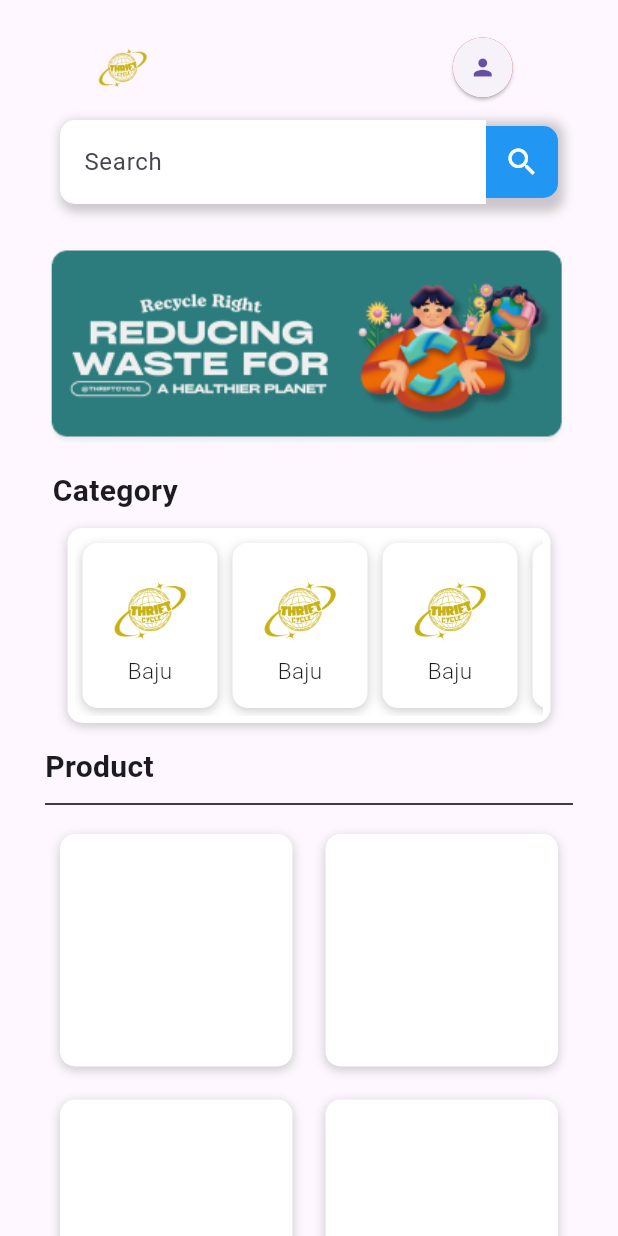
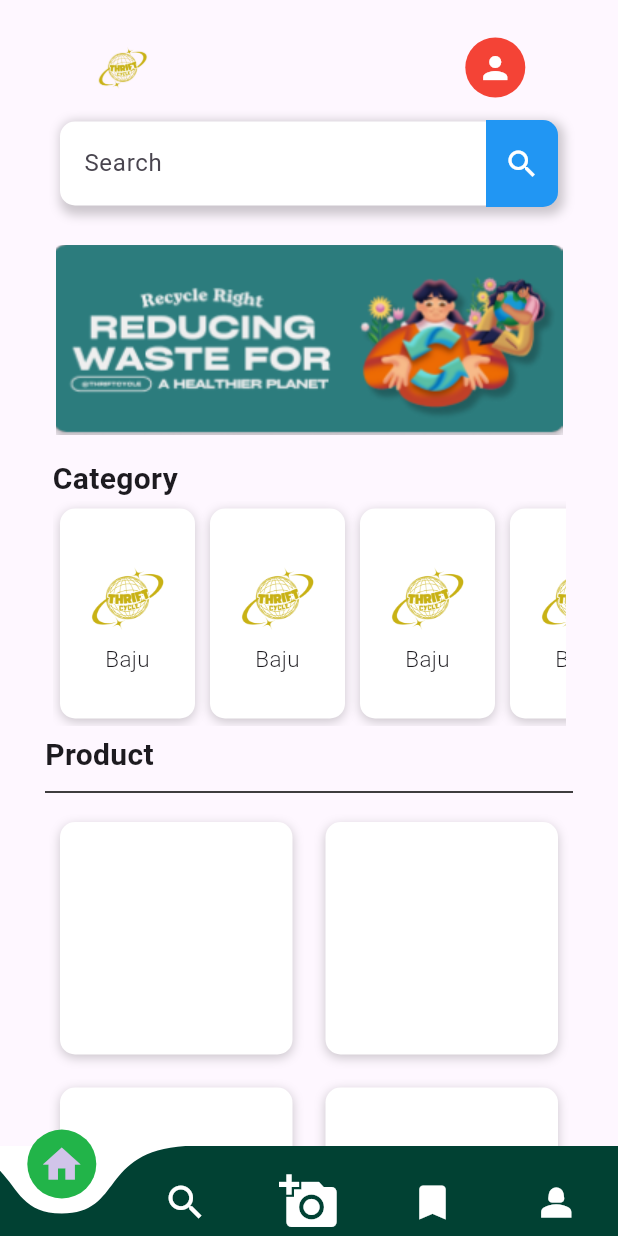
Before and after one commit to 3nol04/Belajar_flutter, a Flutter app: the screen it shows after launch, on a phone screen of 412 x 824 dp. Run offline on Flutter 3.47's test engine with Material 3 defaults, Android fonts, the phone set to English and light mode, and no system bars; drawn by our look-alikes of curved_navigation_bar.

Commit message:
frist commit

```diff
--- a/lib/homepage.dart
+++ b/lib/homepage.dart
@@ -1,11 +1,60 @@
 import 'package:flutter/material.dart';
+import 'package:curved_navigation_bar/curved_navigation_bar.dart';
 
-class HomePage extends StatelessWidget {
+class HomePage extends StatefulWidget {
   const HomePage({super.key});
+
+  @override
+  State<HomePage> createState() => _HomePageState();
+}
+
+class _HomePageState extends State<HomePage> {
+  // String _menu = "menu";
+
+  final GlobalKey<CurvedNavigationBarState> _bottomNavigationKey = GlobalKey();
 
   @override
   Widget build(BuildContext context) {
     return Scaffold(
+      bottomNavigationBar: CurvedNavigationBar(
+        key: _bottomNavigationKey,
+        backgroundColor: const Color.fromARGB(255, 255, 255, 255),
+        buttonBackgroundColor: const Color.fromARGB(255, 34, 180, 73),
+        color: const Color.fromARGB(255, 1, 65, 51),
+        animationCurve: Curves.fastEaseInToSlowEaseOut,
+        height: 60,
+        animationDuration: const Duration(milliseconds: 800),
+        items: <Widget>[
+          Icon(
+            Icons.home,
+            size: 30,
+            color: Colors.deepPurple[100],
+          ),
+          const Icon(
+            Icons.search,
+            size: 30,
+            color: Colors.white,
+          ),
+          const Icon(
+            Icons.add_a_photo,
+            size: 40,
+            color: Colors.white,
+          ),
+          const Icon(
+            Icons.bookmark,
+            size: 30,
+            color: Colors.white,
+          ),
+          const Icon(
+            Icons.person_2_sharp,
+            size: 30,
+            color: Colors.white,
+          )
+        ],
+        onTap: (index) {
+          setState(() {});
+        },
+      ),
       body: SingleChildScrollView(
         child: Column(
           children: [
@@ -26,11 +75,7 @@ class HomePage extends StatelessWidget {
                         height: 40,
                         width: 40,
                       ),
-                      const SizedBox(
-                        width: 200,
-                      ),
-                      Stack(
-                        children: [
+                      const Spacer(),
                       Container(
                         width: 40,
                         height: 40,
@@ -38,77 +83,53 @@ class HomePage extends StatelessWidget {
                           borderRadius: BorderRadius.circular(20),
                           color: Colors.red,
                         ),
-                            child: ElevatedButton(
-                              style: ElevatedButton.styleFrom(
-                                shape:
-                                    const CircleBorder(), // Membuat tombol menjadi bulat
-                                padding: const EdgeInsets.all(
-                                    5), // Mengatur ukuran tombol di dalam Container
-                              ),
+                        child: IconButton(
+                          icon: const Icon(Icons.person, color: Colors.white),
                           onPressed: () {
                             showDialog(
                               context: context,
+                              barrierDismissible: true,
+                              barrierColor: Colors.black.withOpacity(0.5),
                               builder: (BuildContext context) {
                                 return Dialog(
-                                      child: SizedBox(
+                                  backgroundColor:
+                                      Colors.white.withOpacity(0.9),
+                                  shape: RoundedRectangleBorder(
+                                    borderRadius: BorderRadius.circular(20),
+                                  ),
+                                  child: const SizedBox(
                                     height: 300,
                                     width: 300,
                                     child: Center(
                                       child: Column(
+                                        mainAxisSize: MainAxisSize.min,
                                         children: [
-                                              Padding(
-                                                  padding: const EdgeInsets
-                                                      .symmetric(
-                                                      vertical: 10,
-                                                      horizontal: 5),
-                                                  child: Center(
-                                                      child: Column(
-                                                    children: [
-                                                      const Text(
-                                                        "Profile",
+                                          CircleAvatar(
+                                            radius: 50,
+                                            backgroundImage:
+                                                AssetImage("image/avatar.png"),
+                                          ),
+                                          SizedBox(
+                                            height: 5,
+                                            width: 200,
+                                            child: Divider(
+                                              color: Colors.black26,
+                                            ),
+                                          ),
+                                          Text("user1234",
+                                              style: TextStyle(fontSize: 18)),
+                                          SizedBox(height: 1),
+                                          Text("8LlMh@example.com",
+                                              style: TextStyle(fontSize: 16)),
+                                          SizedBox(height: 10),
+                                          InkWell(
+                                            child: Text(
+                                              "Edit",
                                               style: TextStyle(
-                                                            fontSize: 20,
-                                                            fontWeight:
-                                                                FontWeight
-                                                                    .bold),
+                                                  fontSize: 16,
+                                                  color: Colors.blue),
                                             ),
-                                                      const SizedBox(
-                                                        height: 16,
                                           ),
-                                                      Container(
-                                                        width: 100,
-                                                        height: 100,
-                                                        decoration:
-                                                            BoxDecoration(
-                                                                borderRadius:
-                                                                    BorderRadius
-                                                                        .circular(
-                                                                            50),
-                                                                image:
-                                                                    const DecorationImage(
-                                                                  image: AssetImage(
-                                                                      "image/logo.png"),
-                                                                  fit: BoxFit
-                                                                      .cover,
-                                                                ),
-                                                                color:
-                                                                    Colors.red,
-                                                                boxShadow: [
-                                                              BoxShadow(
-                                                                color: Colors
-                                                                    .black
-                                                                    .withOpacity(
-                                                                        0.6),
-                                                                spreadRadius: 2,
-                                                                blurRadius: 5,
-                                                                offset:
-                                                                    const Offset(
-                                                                        2, 3),
-                                                              )
-                                                            ]),
-                                                      ),
-                                                    ],
-                                                  ))),
                                         ],
                                       ),
                                     ),
@@ -117,18 +138,15 @@ class HomePage extends StatelessWidget {
                               },
                             );
                           },
-                              child: const Icon(Icons.person),
                         ),
                       ),
-                        ],
-                      )
                     ],
                   ),
                 ),
               ),
             ),
             Padding(
-              padding: const EdgeInsets.only(top: 10, left: 40, right: 40),
+              padding: const EdgeInsets.symmetric(vertical: 10, horizontal: 40),
               child: Center(
                 child: Container(
                   decoration: BoxDecoration(
@@ -166,7 +184,7 @@ class HomePage extends StatelessWidget {
                         },
                         child: Container(
                           padding: const EdgeInsets.symmetric(
-                              vertical: 12, horizontal: 12),
+                              vertical: 17, horizontal: 12),
                           decoration: const BoxDecoration(
                             color: Colors.blue,
                             borderRadius: BorderRadius.only(
@@ -186,7 +204,7 @@ class HomePage extends StatelessWidget {
               ),
             ),
             const Padding(
-              padding: EdgeInsets.all(2),
+              padding: EdgeInsets.all(15),
               child: Center(
                 child: Image(
                   image: AssetImage("image/Bar_information.png"),
@@ -194,49 +212,29 @@ class HomePage extends StatelessWidget {
               ),
             ),
             Padding(
-              padding: const EdgeInsets.only(
-                left: 35,
-                right: 35,
-              ),
+              padding: const EdgeInsets.symmetric(horizontal: 35),
               child: Column(
                 children: [
-                  const Row(
-                    children: [
-                      Text("Category",
+                  const Align(
+                    alignment: Alignment.centerLeft,
+                    child: Text(
+                      "Category",
                       style: TextStyle(
                         fontWeight: FontWeight.bold,
                         fontSize: 20,
-                          ))
-                    ],
+                      ),
+                    ),
                   ),
                   SizedBox(
                     height: 150,
-                    width: double.infinity,
-                    child: Container(
-                      margin: const EdgeInsets.all(10),
-                      padding: const EdgeInsets.all(5),
-                      height: 300,
-                      width: double.infinity,
-                      decoration: BoxDecoration(
-                        borderRadius: BorderRadius.circular(10),
-                        color: Colors.white,
-                        boxShadow: [
-                          BoxShadow(
-                            color: Colors.black.withOpacity(0.2),
-                            blurRadius: 5,
-                            offset: const Offset(0, 2),
-                          ),
-                        ],
-                      ),
-                      child: ListView(
+                    child: ListView.builder(
                       scrollDirection: Axis.horizontal,
-                        children: List.generate(
-                          7,
-                          (index) => Padding(
+                      itemCount: 7,
+                      itemBuilder: (context, index) {
+                        return Padding(
                           padding: const EdgeInsets.all(5),
                           child: Container(
                             width: 90,
-                              height: 90,
                             decoration: BoxDecoration(
                               borderRadius: BorderRadius.circular(10),
                               color: Colors.white,
@@ -268,37 +266,37 @@ class HomePage extends StatelessWidget {
                               ),
                             ),
                           ),
-                          ),
-                        ),
-                      ),
+                        );
+                      },
                     ),
                   ),
                 ],
               ),
             ),
             Padding(
-              padding: const EdgeInsets.only(left: 30, top: 5, right: 30),
+              padding: const EdgeInsets.symmetric(horizontal: 30, vertical: 5),
               child: Column(
                 children: [
-                  const Row(children: [
-                    Text(
+                  const Align(
+                    alignment: Alignment.centerLeft,
+                    child: Text(
                       "Product",
                       style:
                           TextStyle(fontWeight: FontWeight.bold, fontSize: 20),
                     ),
-                  ]),
+                  ),
                   const SizedBox(
                     height: 20,
-                    width: double.infinity,
                     child: Divider(
                       color: Colors.black,
                       thickness: 1,
                     ),
                   ),
                   SizedBox(
-                    height: 350,
+                    height: 450,
                     child: GridView.builder(
-                      itemCount: 12,
+                      scrollDirection: Axis.vertical,
+                      itemCount: 10,
                       gridDelegate:
                           const SliverGridDelegateWithFixedCrossAxisCount(
                         crossAxisCount: 2,
--- a/pubspec.yaml
+++ b/pubspec.yaml
@@ -30,8 +30,7 @@ environment:
 dependencies:
   flutter:
     sdk: flutter
-  bottom_navy_bar: ^6.0.0
-
+  curved_navigation_bar: ^1.0.6
 
   # The following adds the Cupertino Icons font to your application.
   # Use with the CupertinoIcons class for iOS style icons.
```
Also changed, not shown: lib/detail_product.dart (added, +58 -0 lines), lib/main.dart (+5 -2 lines), image/Bar_information.png, pubspec.lock. Lines whose indentation alone changed are shown as unchanged.
